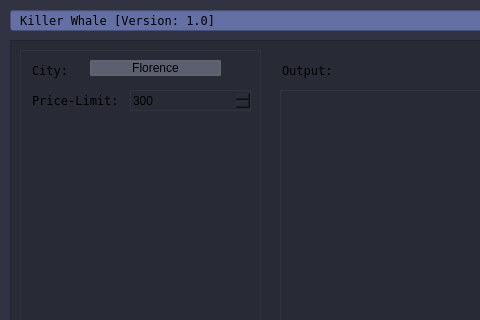
The window that mainwindow.ui (ManuCiao10/gui_qt) describes before a commit, drawn with Qt 5; both pictures show x 0 to 480 and y 0 to 320 of the 1070 by 622 pixel window.
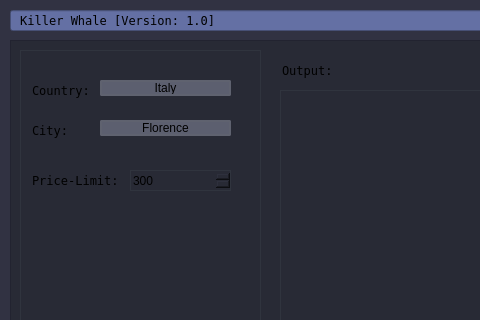
The same window after the commit.

The edit to the form file:
```diff
--- a/mainwindow.ui
+++ b/mainwindow.ui
@@ -131,7 +131,7 @@
       <property name="geometry">
        <rect>
         <x>10</x>
-        <y>10</y>
+        <y>70</y>
         <width>51</width>
         <height>20</height>
        </rect>
@@ -161,7 +161,7 @@
       <property name="geometry">
        <rect>
         <x>10</x>
-        <y>40</y>
+        <y>120</y>
         <width>111</width>
         <height>20</height>
        </rect>
@@ -187,8 +187,8 @@
      <widget class="QPushButton" name="pushButton_3">
       <property name="geometry">
        <rect>
-        <x>70</x>
-        <y>10</y>
+        <x>80</x>
+        <y>70</y>
         <width>131</width>
         <height>16</height>
        </rect>
@@ -211,8 +211,8 @@
       <property name="geometry">
        <rect>
         <x>110</x>
-        <y>40</y>
-        <width>121</width>
+        <y>120</y>
+        <width>101</width>
         <height>21</height>
        </rect>
       </property>
@@ -246,6 +246,59 @@
        <string>Save Profile</string>
       </property>
      </widget>
+     <widget class="QLineEdit" name="lineEdit_5">
+      <property name="enabled">
+       <bool>true</bool>
+      </property>
+      <property name="geometry">
+       <rect>
+        <x>10</x>
+        <y>30</y>
+        <width>71</width>
+        <height>20</height>
+       </rect>
+      </property>
+      <property name="font">
+       <font>
+        <family>Andale Mono</family>
+       </font>
+      </property>
+      <property name="acceptDrops">
+       <bool>false</bool>
+      </property>
+      <property name="styleSheet">
+       <string notr="true">border:none;</string>
+      </property>
+      <property name="text">
+       <string>Country:</string>
+      </property>
+      <property name="readOnly">
+       <bool>true</bool>
+      </property>
+     </widget>
+     <widget class="QPushButton" name="pushButton_6">
+      <property name="geometry">
+       <rect>
+        <x>80</x>
+        <y>30</y>
+        <width>131</width>
+        <height>16</height>
+       </rect>
+      </property>
+      <property name="contextMenuPolicy">
+       <enum>Qt::NoContextMenu</enum>
+      </property>
+      <property name="styleSheet">
+       <string notr="true">background-color: rgb(92, 95, 111);
+border-style: solid;
+border-width:2px;
+border-radius:2px;
+border-color: rgb(95, 98, 111);</string>
+      </property>
+      <property name="text">
+       <string>Italy</string>
+      </property>
+     </widget>
     </widget>
     <widget class="QPushButton" name="pushButton_5">
      <property name="geometry">
```
